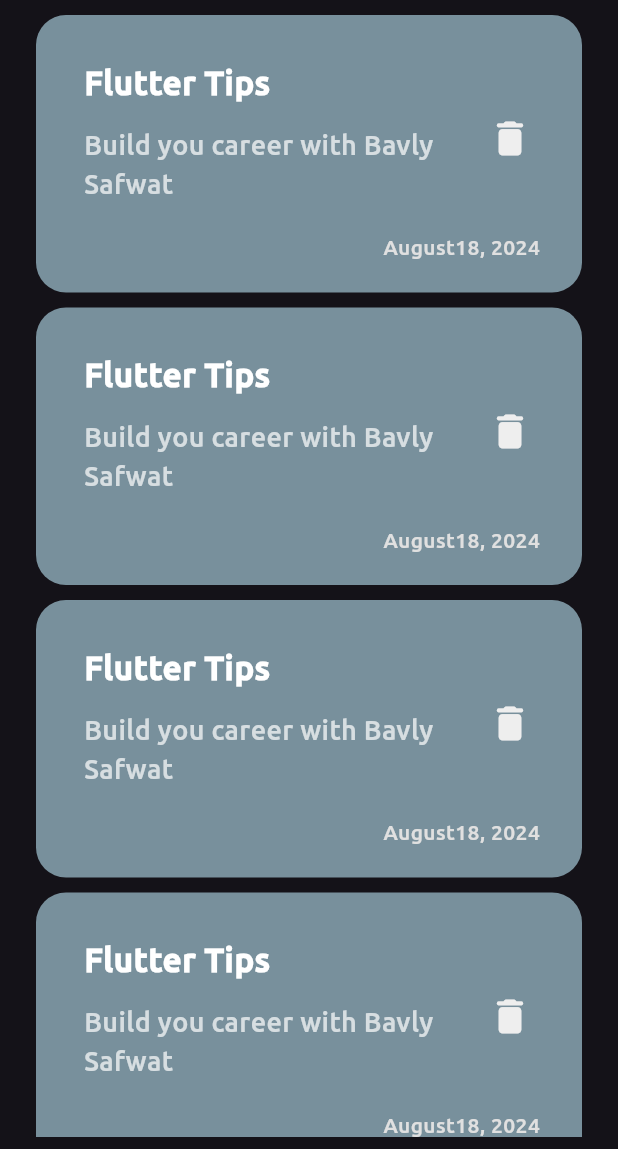
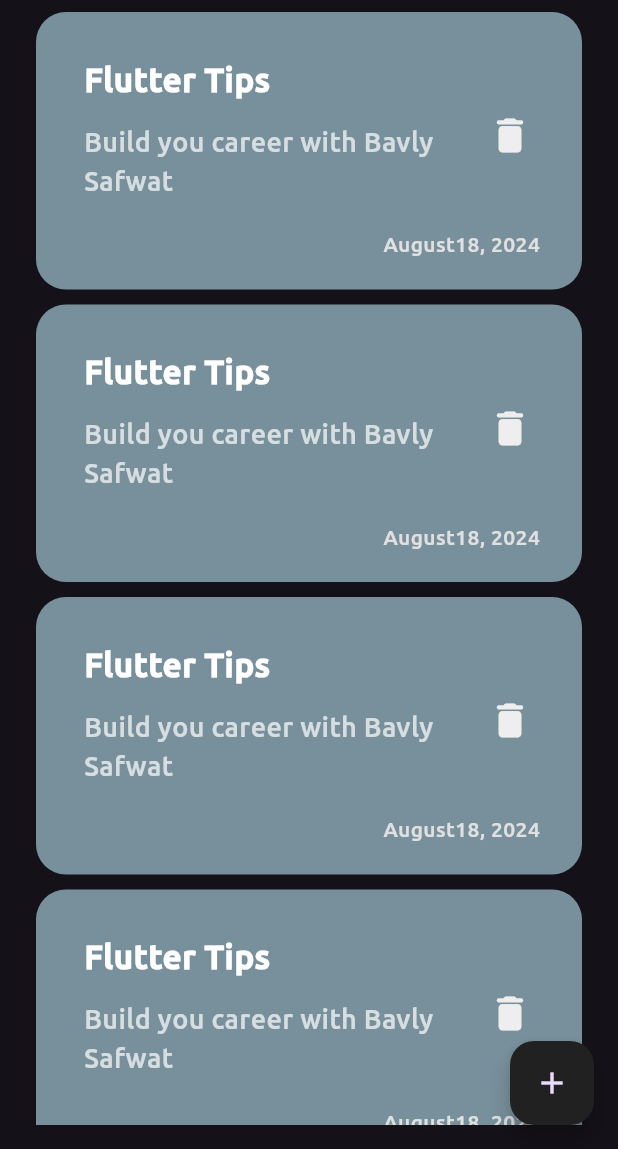
Before and after one commit to bavlysafwatt/NoteHive, a Flutter app: the screen it shows after launch, on a phone screen of 412 x 824 dp, the part 87-1236 px from its top. Run offline on Flutter 3.47's test engine with Material 3 defaults, Android fonts, the phone set to English and light mode, and no system bars.

Commit message:
create notes list and dialog box

```diff
--- a/lib/components/notes_list.dart
+++ b/lib/components/notes_list.dart
@@ -7,9 +7,12 @@ class NotesList extends StatelessWidget {
   @override
   Widget build(BuildContext context) {
     return Expanded(
-      child: ListView.builder(
-        itemCount: 10,
-        itemBuilder: (context, index) => const NoteItem(),
+      child: Padding(
+        padding: const EdgeInsets.symmetric(vertical: 8.0),
+        child: ListView.builder(
+          itemCount: 10,
+          itemBuilder: (context, index) => const NoteItem(),
+        ),
       ),
     );
   }
--- a/lib/pages/notes_page.dart
+++ b/lib/pages/notes_page.dart
@@ -1,5 +1,6 @@
 import 'package:flutter/material.dart';
 import 'package:notes_app/components/custom_app_bar.dart';
+import 'package:notes_app/components/dialog_box.dart';
 import 'package:notes_app/components/notes_list.dart';
 
 class NotesPage extends StatelessWidget {
@@ -7,17 +8,26 @@ class NotesPage extends StatelessWidget {
 
   @override
   Widget build(BuildContext context) {
-    return const SafeArea(
+    return SafeArea(
       child: Scaffold(
-        body: Padding(
-          padding: const EdgeInsets.symmetric(horizontal: 24.0, vertical: 8),
+        body: const Padding(
+          padding: EdgeInsets.symmetric(horizontal: 24.0, vertical: 8),
           child: Column(
             children: [
               CustomAppBar(),
-              SizedBox(height: 10),
               NotesList(),
             ],
           ),
+        ),
+        floatingActionButton: FloatingActionButton(
+          backgroundColor: Colors.grey.shade900,
+          onPressed: () {
+            showDialog(
+              context: context,
+              builder: (context) => const DialogBox(),
+            );
+          },
+          child: const Icon(Icons.add),
         ),
       ),
     );
```
Also changed, not shown: lib/components/custom_button.dart (added, +34 -0 lines), lib/components/custom_text_field.dart (added, +39 -0 lines), lib/components/dialog_box.dart (added, +55 -0 lines).
